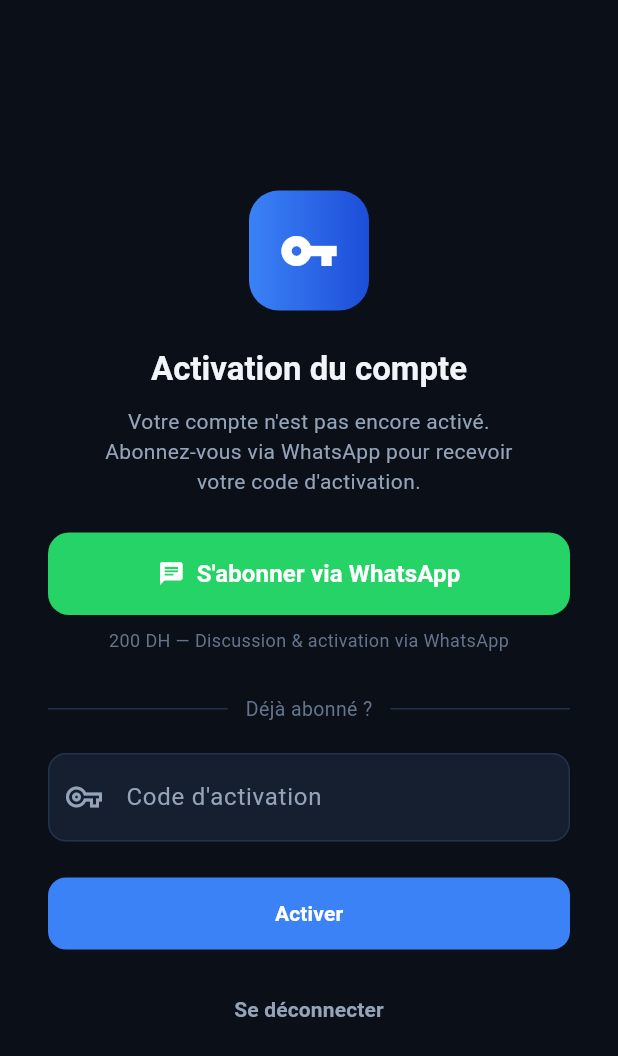
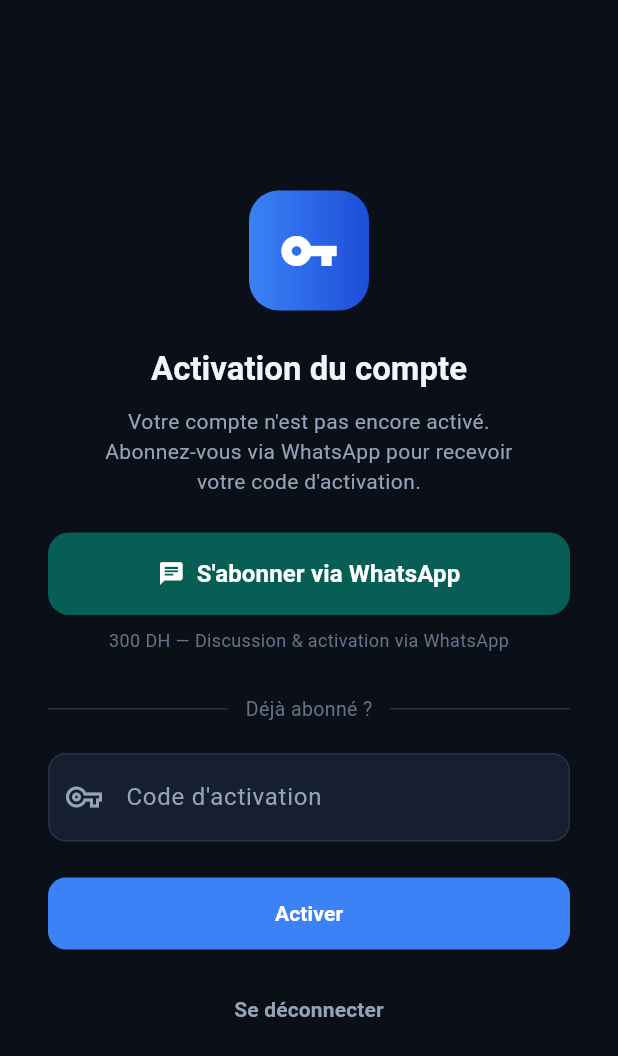
Before and after one commit to Smethodique/webmobil, a Flutter app: the ActivationScreen screen opened directly, on a phone screen of 412 x 824 dp. Shown: the top 1056 px of the screen. Run offline on Flutter 3.47's test engine with Material 3 defaults, Android fonts, the phone set to English and light mode, and no system bars; our stand-ins replace audioplayers, dio, flutter_dotenv, flutter_riverpod, flutter_secure_storage, image_picker and 1 more; missing offline and left inert: dart:html, flutter_math_fork, record; accounts and stored records are empty; network calls fail.

```diff
--- a/frontend/lib/screens/auth/activation_screen.dart
+++ b/frontend/lib/screens/auth/activation_screen.dart
@@ -19,9 +19,10 @@
 
   static const _whatsappNumber = '+212771281276';
   static const _whatsappMessage =
-      'Bonjour, je souhaite m\'abonner à FMP Prep AI. '
-      'Pouvez-vous me donner les détails pour l\'activation ?';
-  static const _whatsappGreen = Color(0xFF25D366);
+      'Bonjour, je souhaite m\'abonner à FMP Prep AI — '
+      'la plateforme de préparation au concours avec IA et profs experts. '
+      'Pouvez-vous m\'activer ?';
+  static const _whatsappGreen = Color(0xFF075E54);
 
   @override
   void dispose() {
@@ -141,7 +142,7 @@
               ),
               const SizedBox(height: 8),
               const Text(
-                '200 DH — Discussion & activation via WhatsApp',
+                '300 DH — Discussion & activation via WhatsApp',
                 style: TextStyle(
                   color: AppColors.textMuted,
                   fontSize: 12,
```
Also changed, not shown: 1 other file.
